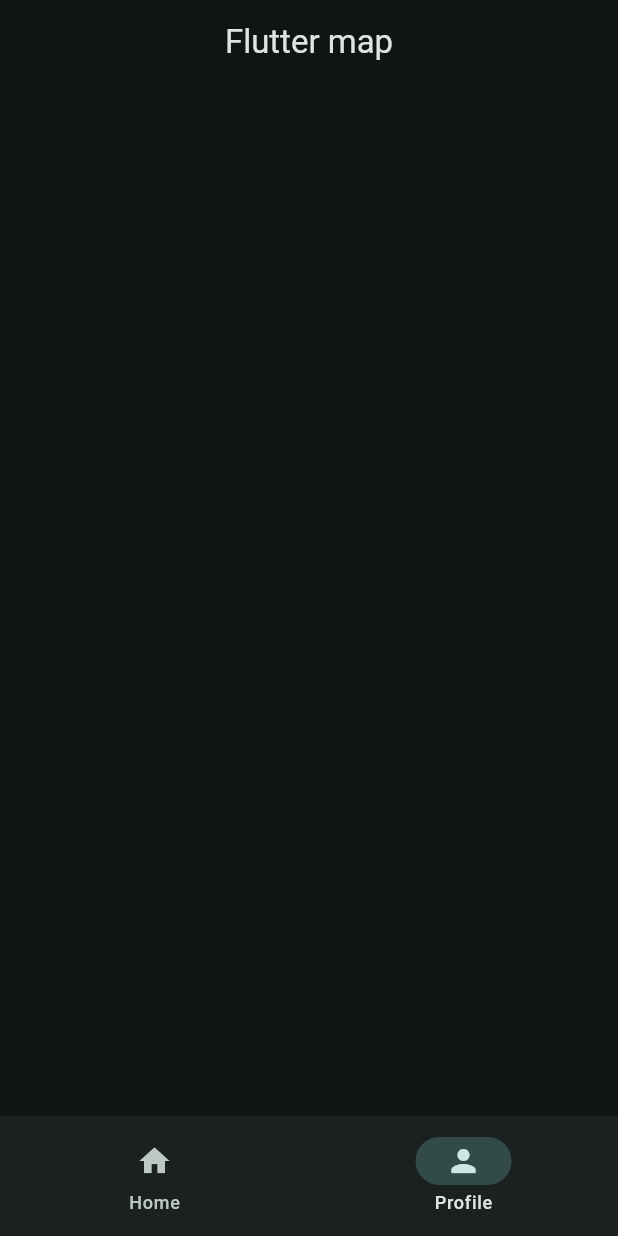
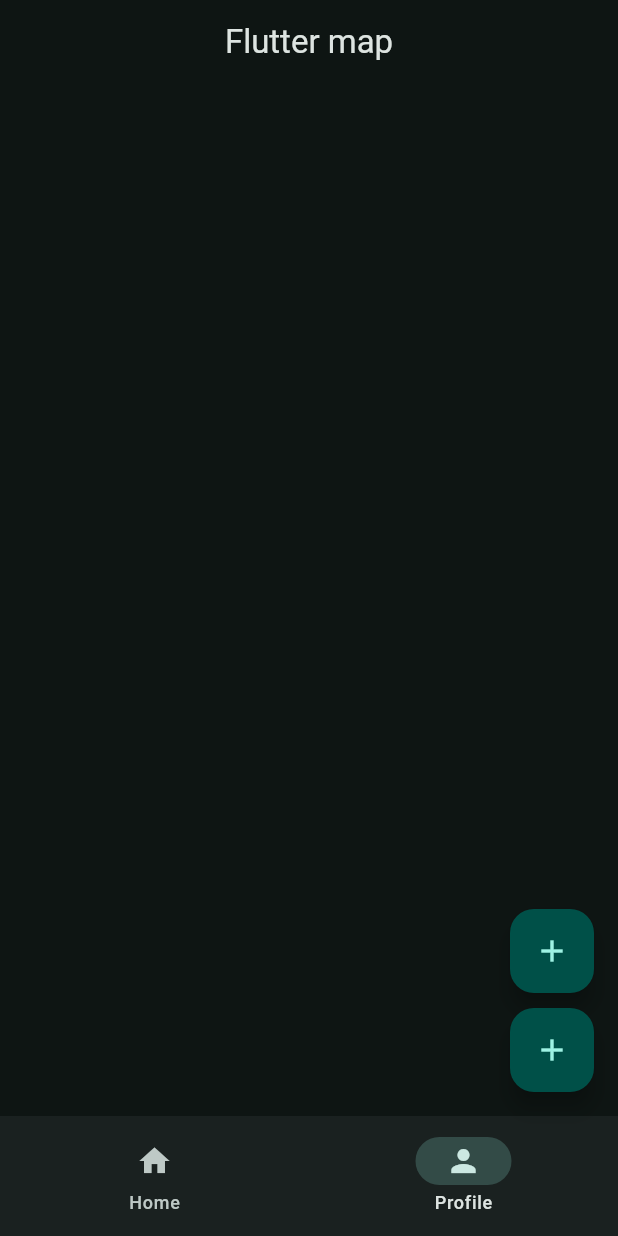
Before and after one commit to zinminnhtun/flutter_learning, a Flutter app: the screen it shows after launch, on a phone screen of 412 x 824 dp. Run offline on Flutter 3.47's test engine with Material 3 defaults, Android fonts, the phone set to English and light mode, and no system bars.

Commit message:
FloatingActionButton

```diff
--- a/lib/main.dart
+++ b/lib/main.dart
@@ -25,6 +25,20 @@ class MyApp extends StatelessWidget {
           title: Text('Flutter map'),
           centerTitle: true,
         ),
+        floatingActionButton: Column(
+          mainAxisSize: MainAxisSize.min,
+          children: [
+            FloatingActionButton(
+              onPressed: () => print('pressed'),
+              child: Icon(Icons.add),
+            ),
+            SizedBox(height: 10.0),
+            FloatingActionButton(
+              onPressed: () => print('pressed1'),
+              child: Icon(Icons.add),
+            ),
+          ],
+        ),
         bottomNavigationBar: NavigationBar(destinations: [
           NavigationDestination(icon: Icon(Icons.home), label: 'Home'),
           NavigationDestination(icon: Icon(Icons.person), label: 'Profile'),
```
